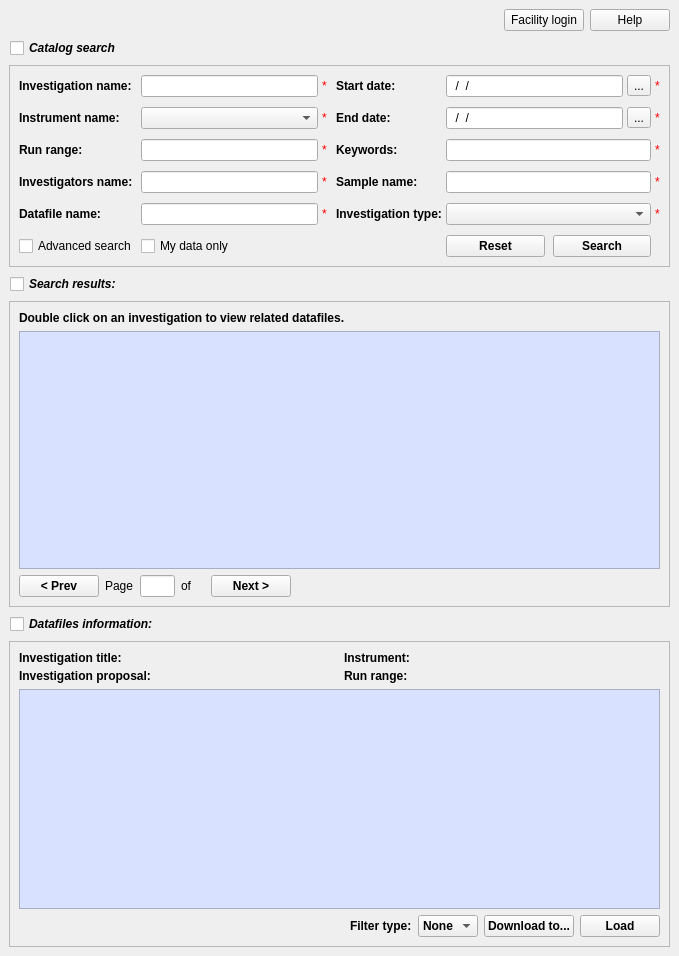
mantidproject/mantid, file Code/Mantid/MantidQt/MantidWidgets/inc/MantidQtMantidWidgets/CatalogSearch.ui: the form before one commit.
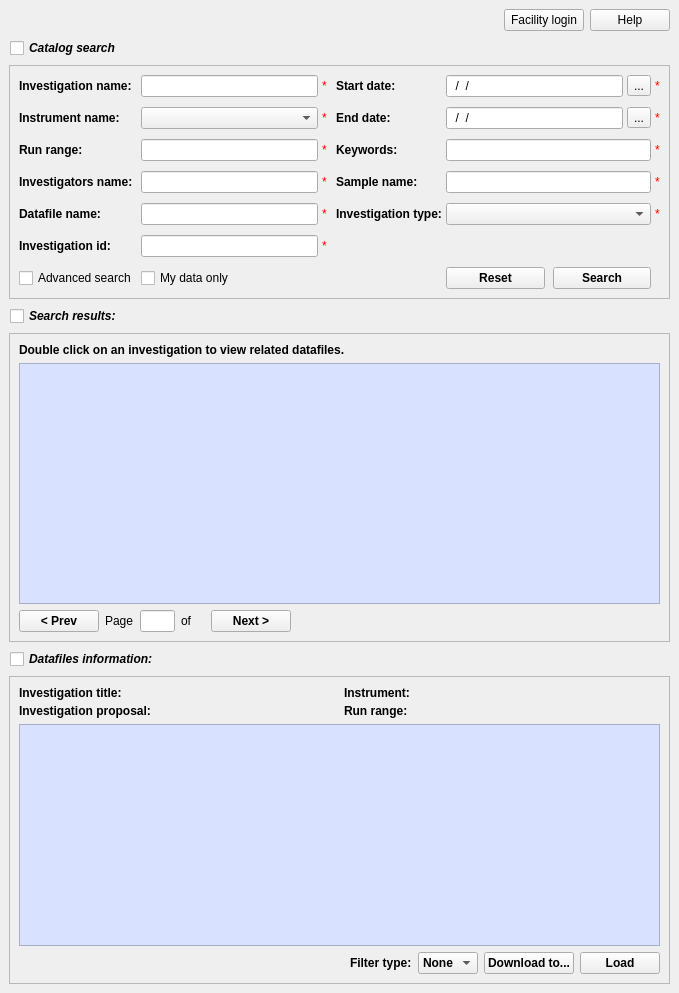
The form after the commit.

Commit message: Add investigationId form element to catalog GUI. Refs #8757.

The edit to the form file:
```diff
--- a/Code/Mantid/MantidQt/MantidWidgets/inc/MantidQtMantidWidgets/CatalogSearch.ui
+++ b/Code/Mantid/MantidQt/MantidWidgets/inc/MantidQtMantidWidgets/CatalogSearch.ui
@@ -8,7 +8,7 @@
     <x>0</x>
     <y>0</y>
     <width>679</width>
-    <height>956</height>
+    <height>993</height>
    </rect>
   </property>
   <property name="sizePolicy">
@@ -158,7 +158,7 @@
          <number>9</number>
         </property>
         <item>
-         <layout class="QGridLayout" name="searchGrid" rowstretch="0,0,0,0,0,0" columnstretch="0,0,0,0,0,0,0,0">
+         <layout class="QGridLayout" name="searchGrid" rowstretch="0,0,0,0,0,0,0" columnstretch="0,0,0,0,0,0,0,0">
           <property name="sizeConstraint">
            <enum>QLayout::SetDefaultConstraint</enum>
           </property>
@@ -462,7 +462,7 @@
             </property>
            </widget>
           </item>
-          <item row="5" column="5" colspan="2">
+          <item row="6" column="5" colspan="2">
            <layout class="QHBoxLayout" name="searchBtnGrid">
             <property name="spacing">
              <number>8</number>
@@ -536,7 +536,7 @@
             </property>
            </widget>
           </item>
-          <item row="5" column="0">
+          <item row="6" column="0">
            <widget class="QCheckBox" name="advSearchCbox">
             <property name="toolTip">
              <string>&lt;html&gt;&lt;head/&gt;&lt;body&gt;&lt;p&gt;Check to view additional search options.&lt;/p&gt;&lt;/body&gt;&lt;/html&gt;</string>
@@ -556,7 +556,7 @@
             </property>
            </widget>
           </item>
-          <item row="5" column="1">
+          <item row="6" column="1">
            <widget class="QCheckBox" name="myDataCbox">
             <property name="toolTip">
              <string>&lt;html&gt;&lt;head/&gt;&lt;body&gt;&lt;p&gt;Check to search through the investigations of which you are an investigator.&lt;/p&gt;&lt;/body&gt;&lt;/html&gt;</string>
@@ -629,6 +629,36 @@
             </property>
            </widget>
           </item>
+          <item row="5" column="0">
+           <widget class="QLabel" name="InvestigationIdLbl">
+            <property name="font">
+             <font>
+              <weight>75</weight>
+              <bold>true</bold>
+             </font>
+            </property>
+            <property name="text">
+             <string>Investigation id:</string>
+            </property>
+           </widget>
+          </item>
+          <item row="5" column="1">
+           <widget class="QLineEdit" name="InvestigationId">
+            <property name="toolTip">
+             <string>&lt;html&gt;&lt;head/&gt;&lt;body&gt;&lt;p&gt;The investigation id of the datafile to search for.&lt;/p&gt;&lt;/body&gt;&lt;/html&gt;</string>
+            </property>
+           </widget>
+          </item>
+          <item row="5" column="2">
+           <widget class="QLabel" name="InvestigationId_err">
+            <property name="styleSheet">
+             <string notr="true">color: rgb(255, 0, 0);</string>
+            </property>
+            <property name="text">
+             <string>*</string>
+            </property>
+           </widget>
+          </item>
          </layout>
         </item>
        </layout>
```
Left out of the diff: 66 changed lines with no effect on the pictures.
